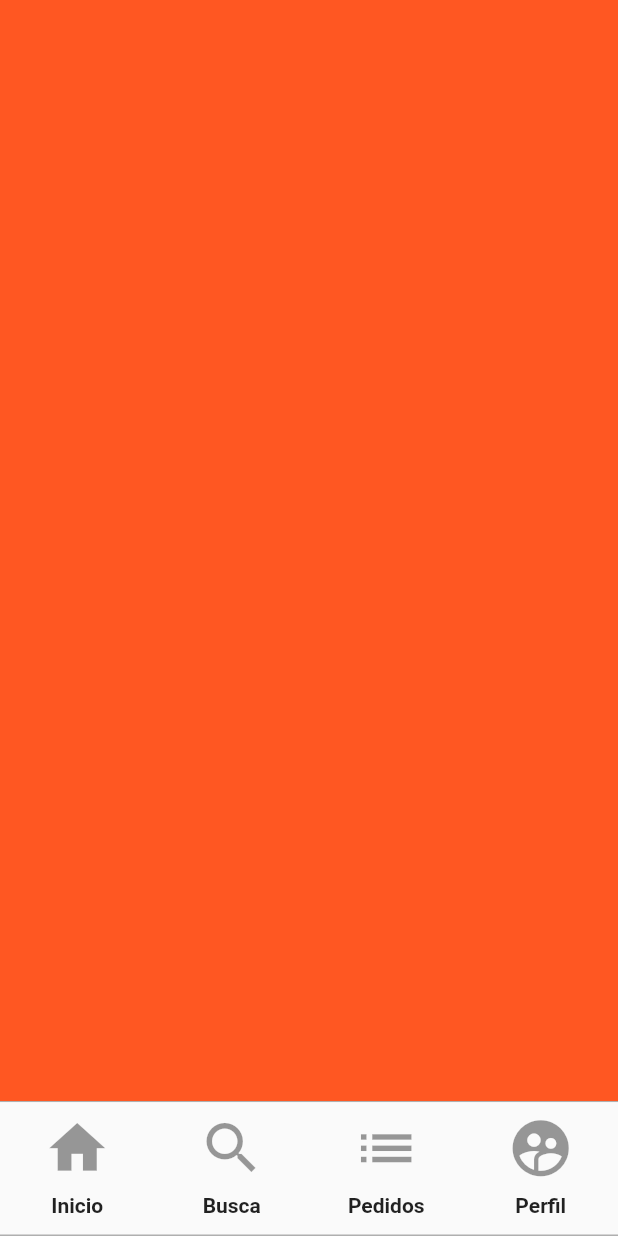
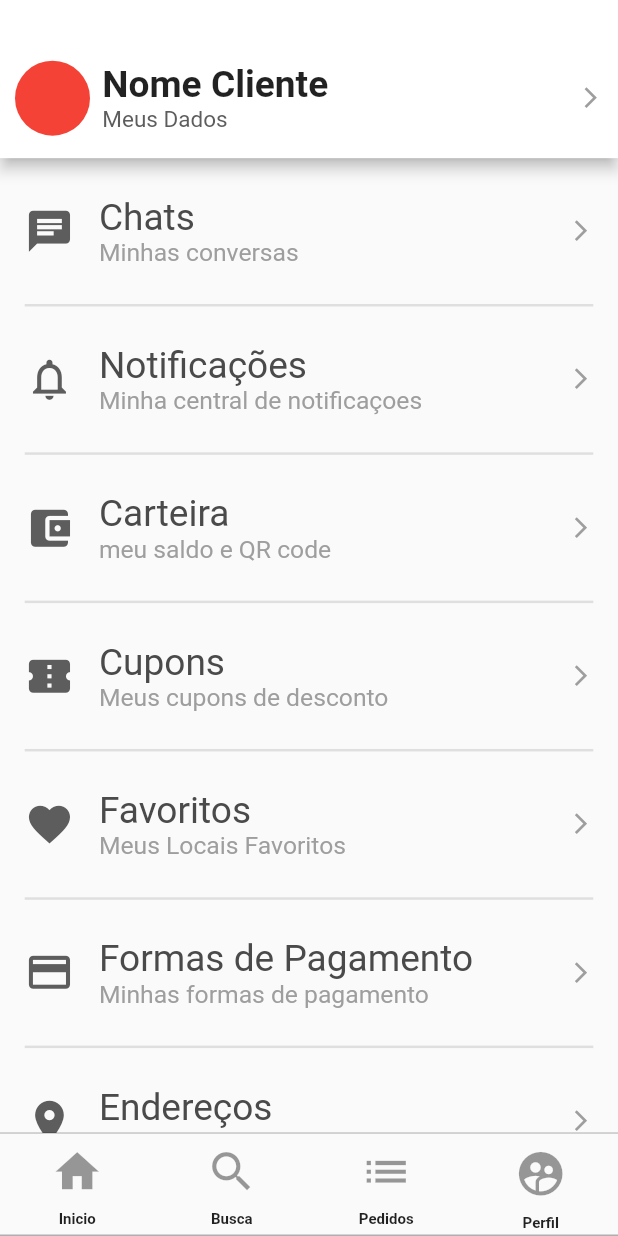
Before and after one commit to fdaniel13/ifood_Appclone, a Flutter app: the screen it shows after launch, item 4 of the bottom bar chosen, on a phone screen of 412 x 824 dp. Run offline on Flutter 3.47's test engine with Material 2 defaults, Android fonts, the phone set to English and light mode, and no system bars; our stand-ins replace carousel_slider.

Commit message:
perfil page feita

```diff
--- a/lib/views/Home.dart
+++ b/lib/views/Home.dart
@@ -1,5 +1,7 @@
+import 'package:flutter/cupertino.dart';
 import 'package:flutter/material.dart';
-
+import 'package:carousel_slider/carousel_slider.dart';
+import 'page/Perfil.dart';
 
 class Home extends StatefulWidget {
   @override
@@ -22,37 +24,79 @@ class _HomeState extends State<Home> {
       body:
 
        l=='home'?
-        DefaultTabController(
+           defaultTabControllerCustom()
+                : l=='user' ? Perfil() :defaultTabControllerCustom(),
+      bottomNavigationBar:BottomAppBarCustom(f) ,
+    );
+
+
+
+
+
+
+  }
+}
+
+
+Widget defaultTabControllerCustom(){
+
+  return DefaultTabController(
       length: 2,
       child:Scaffold(
 
         appBar: AppBar(
-              leading: Center(child: Text( 'teste')),
+          leadingWidth: 150,
+
+          backgroundColor: Colors.white,
+          leading: Center(child: Text( 'Conj.Boa Vista Qu.10,78',
+          style: TextStyle(
+            color: Color(0xff5D5D5D),
+            fontWeight: FontWeight.bold,
+            fontSize: 10.96
+          ),
+          )),
           actions: [
             IconButton(
+
                 iconSize: 30,
-                    icon: Icon(Icons.qr_code),
+                icon: Icon(Icons.qr_code,
+                  color: Colors.red,
+                ),
                 onPressed: null)
 
           ],
           toolbarHeight: 90,
           bottom:TabBar(
+            indicatorColor: Colors.red,
             labelPadding: EdgeInsets.zero,
             labelStyle: TextStyle(
               fontSize: 18,
               fontWeight: FontWeight.w400,
+
             ),
             tabs: [
               Align(
                 alignment: Alignment.centerLeft,
                 child:  Tab(
-                      text:'Restaurantes',
+
+                  child: Text(
+                      'Restaurantes',
+                    style: TextStyle(
+                      color: Color(0xff5D5D5D),
+                    ),
+                  ),
                 ),
               ),
               Align(
                 alignment: Alignment.centerLeft,
                 child: Tab(
-                        text:'Mercados'
+
+                  child: Text(
+                    'Mercados',
+                    style: TextStyle(
+                      color: Color(0xff5D5D5D),
+                    ),
+                  ),
                 ),
               )
 
@@ -60,12 +104,28 @@ class _HomeState extends State<Home> {
           ),
         ),
         body: TabBarView(
+          children: [
+
+            Container(
+
+                child: Column(
 
                   children: [
-                Container(
-                  color: Colors.blue,
+                    SizedBox(
+                      height: 60,
+                      width: double.infinity,
+                      child: listCustom(),
+                    ),
+                    SizedBox(
+                      height: 150,
 
-                ),
+                      child: //sliderCustom()
+                        listCustomSec(),
+
+                    )
+                  ],
+                )),
+
 
             Container(
               color: Colors.greenAccent,
@@ -76,78 +136,17 @@ class _HomeState extends State<Home> {
 
       )
 
-      ) : l=='user'? Busca():DefaultTabController(
-           length: 2,
-           child:Scaffold(
+  );
+}
 
-             appBar: AppBar(
-               leading: Center(child: Text( 'teste')),
-               actions: [
-                 IconButton(
-                     iconSize: 30,
-                     icon: Icon(Icons.qr_code),
-                     onPressed: null)
-
-               ],
-               toolbarHeight: 90,
-               bottom:TabBar(
-                 labelPadding: EdgeInsets.zero,
-                 labelStyle: TextStyle(
-                   fontSize: 18,
-                   fontWeight: FontWeight.w400,
-                 ),
-                 tabs: [
-                   Align(
-                     alignment: Alignment.centerLeft,
-                     child:  Tab(
-                       text:'Restaurantes',
-                     ),
-                   ),
-                   Align(
-                     alignment: Alignment.centerLeft,
-                     child: Tab(
-                         text:'Mercados'
-                     ),
-                   )
-
-                 ],
-               ),
-             ),
-             body: TabBarView(
-
-               children: [
-                 Container(
-                   color: Colors.blue,
-
-                 ),
-
-                 Container(
-                   color: Colors.greenAccent,
-                 )
-               ],
-             ),
-
-
-           )
-
-       ),
-      bottomNavigationBar:BottomAppBarCustom(f) ,
-    );
-
-
-
-
-
-
-
-  }
-}
 
 Widget BottomAppBarCustom(var l){
 
+  double _iconT=35;
+  double _textT=10;
   return
       Container(
-      height: 90,
+      height: 69,
       decoration: BoxDecoration(
           border:Border(
             top: BorderSide(
@@ -162,13 +161,12 @@ Widget BottomAppBarCustom(var l){
       ),
       child: Row(
         mainAxisAlignment: MainAxisAlignment.spaceAround,
-        //crossAxisAlignment: CrossAxisAlignment.end,
         children: [
           Column(
             mainAxisAlignment: MainAxisAlignment.start,
             children: [
               IconButton(
-                iconSize: 45,
+                iconSize: _iconT,
                 icon: Icon(Icons.home,
                   color: Color.fromRGBO(1, 1, 1, 0.4),
                 ),
@@ -180,7 +178,8 @@ Widget BottomAppBarCustom(var l){
               ),
               Text('Inicio',
                 style: TextStyle(
-                    fontWeight: FontWeight.bold
+                    fontWeight: FontWeight.bold,
+                  fontSize: _textT
                 ),
               ),
             ],
@@ -190,7 +189,7 @@ Widget BottomAppBarCustom(var l){
             mainAxisAlignment: MainAxisAlignment.start,
             children: [
               IconButton(
-                iconSize: 45,
+                iconSize: _iconT,
                 icon: Icon(
                   Icons.search,
                   color: Color.fromRGBO(1, 1, 1, 0.4),
@@ -203,7 +202,8 @@ Widget BottomAppBarCustom(var l){
               ),
               Text('Busca',
                 style: TextStyle(
-                    fontWeight: FontWeight.bold
+                    fontWeight: FontWeight.bold,
+                    fontSize: _textT
                 ),
               ),
             ],
@@ -212,7 +212,7 @@ Widget BottomAppBarCustom(var l){
             mainAxisAlignment: MainAxisAlignment.start,
             children: [
               IconButton(
-                iconSize: 45,
+                iconSize: _iconT,
                 icon: Icon(
                   Icons.list,
                   color: Color.fromRGBO(1, 1, 1, 0.4),
@@ -225,16 +225,17 @@ Widget BottomAppBarCustom(var l){
               ),
               Text('Pedidos',
                 style: TextStyle(
-                    fontWeight: FontWeight.bold
+                    fontWeight: FontWeight.bold,
+                    fontSize: _textT
                 ),
               ),
             ],
           ),
           Column(
-            mainAxisAlignment: MainAxisAlignment.start,
+            mainAxisAlignment: MainAxisAlignment.spaceAround,
             children: [
               IconButton(
-                iconSize: 45,
+                iconSize: _iconT,
                 icon: Icon(
                   Icons.supervised_user_circle,
                   color: Color.fromRGBO(1, 1, 1, 0.4),
@@ -248,7 +249,8 @@ Widget BottomAppBarCustom(var l){
               ),
               Text('Perfil',
                 style: TextStyle(
-                    fontWeight: FontWeight.bold
+                    fontWeight: FontWeight.bold,
+                    fontSize: _textT
                 ),
               ),
             ],
@@ -269,3 +271,173 @@ class Busca extends StatelessWidget {
     );
   }
 }
+
+Widget listCustom(){
+
+  List<String> item =[
+    'Filtros','Pra retirar','Ordenar','Entrega gratís','Vale-refeição',
+    'Distancia','Entrega Parceira','Super Restaurante'
+  ];
+
+  return ListView.builder(
+      itemCount: item.length,
+      scrollDirection: Axis.horizontal,
+      shrinkWrap: true,
+      itemBuilder: (contextList,index){
+        return Padding(padding: EdgeInsets.all(5),
+          child: Container(
+
+              //width: 120,
+
+
+              decoration: BoxDecoration(
+                //color: Colors.deepPurple,
+                  borderRadius: BorderRadius.circular(50),
+                  border: Border.all(
+                      style: BorderStyle.solid,
+                      color: Color(0xffBABABA)
+                  )
+
+              ),
+              child: GestureDetector(
+                  child:Center(
+                    child: Padding(
+                        padding: EdgeInsets.all(10),
+                    child:Row(
+
+                      children: [
+                        Text(
+                          '${item[index]}',
+                          style: TextStyle(
+                            color: Color(0xff5D5D5D),
+                            fontSize: 16,
+                          ),
+                        ),
+                        SizedBox(
+                          width: 20,
+                        )
+                      ],
+                    )
+                    )
+                  )
+              )
+          ),
+        );
+      }
+
+  );
+}
+
+Widget listCustomSec(){
+
+
+  List<String> item =[
+    'Mercado','Vale-refeição',
+    'Lanches','Entrega Parceira','Super Restaurante'
+  ];
+
+  return ListView.builder(
+      itemCount: item.length,
+      scrollDirection: Axis.horizontal,
+      shrinkWrap: true,
+      itemBuilder: (contextList,index){
+        return Padding(padding: EdgeInsets.all(5),
+          child: GestureDetector(
+            child:Column(
+
+              children: [
+                Container(
+                width: 100,
+                height: 50,
+              ),
+                Container(
+                width: 100,
+                height: 50,
+
+                decoration: BoxDecoration(
+                  color: (index%2==0 ||index==0)?Color(0xff9FC973):Colors.purple,
+                  borderRadius: BorderRadius.circular(10),
+                ),
+              ),
+                Text(
+                  '${item[index]}',
+                  style: TextStyle(
+                    color: Color(0xff5D5D5D),
+                    fontSize: 12,
+                  ),
+                ),
+              ]
+          ),
+         )
+        );
+      }
+
+  );
+}
+
+Widget sliderCustom(){
+
+
+  List<String> item =[
+    'Mercado','Vale-refeição',
+    'Lanches','Entrega Parceira','Super Restaurante'
+  ];
+
+  List<Widget> items=[
+    Text('109')
+  ];
+
+  CarouselSlider(
+      items: items,
+      options: CarouselOptions(
+        height: 400,
+        aspectRatio: 16/9,
+        viewportFraction: 0.8,
+        initialPage: 0,
+        enableInfiniteScroll: true,
+        reverse: false,
+        autoPlay: true,
+        autoPlayInterval: Duration(seconds: 3),
+        autoPlayAnimationDuration: Duration(milliseconds: 800),
+        autoPlayCurve: Curves.fastOutSlowIn,
+        enlargeCenterPage: true,
+        scrollDirection: Axis.horizontal,
+      )
+  );
+  return CarouselSlider.builder(
+      itemCount: item.length,
+      itemBuilder: (contextList, index){
+    return Padding(padding: EdgeInsets.all(5),
+        child: GestureDetector(
+          child: Column(
+
+              children: [
+                Container(
+                  width: 100,
+                  height: 50,
+                ),
+                Container(
+                  width: 100,
+                  height: 50,
+
+                  decoration: BoxDecoration(
+                    color: (index % 2 == 0 || index == 0)
+                        ? Color(0xff9FC973)
+                        : Colors.purple,
+                    borderRadius: BorderRadius.circular(10),
+                  ),
+                ),
+                Text(
+                  '${item[index]}',
+                  style: TextStyle(
+                    color: Color(0xff5D5D5D),
+                    fontSize: 12,
+                  ),
+                ),
+              ]
+          ),
+        )
+    );
+      }
+  );
+}
--- /dev/null
+++ b/lib/views/page/Perfil.dart
@@ -0,0 +1,173 @@
+import 'package:flutter/material.dart';
+
+
+class Perfil extends StatefulWidget {
+  @override
+  _PerfilState createState() => _PerfilState();
+}
+
+class _PerfilState extends State<Perfil> {
+
+
+  List<List> infoP =[
+      [Icons.chat,'Chats','Minhas conversas'],
+      [Icons.notifications_none,'Notificações','Minha central de notificaçoes'],
+      [Icons.account_balance_wallet,'Carteira','meu saldo e QR code'],
+      [Icons.confirmation_number,'Cupons','Meus cupons de desconto'],
+      [Icons.favorite,'Favoritos','Meus Locais Favoritos'],
+      [Icons.payment,'Formas de Pagamento','Minhas formas de pagamento'],
+      [ Icons.place, 'Endereços','Meus Endereços de entrega'],
+      [Icons.loyalty,'Doações','Minhas doações'],
+      [Icons.help,'Ajuda',''],
+      [Icons.settings,'Configurações',''],
+      [Icons.security,'Segurança',''],
+      [Icons.qr_code_rounded,'Usar no Carro',''],
+      [Icons.store,'Sugerir Restaurantes','']
+  ];
+
+
+  @override
+  Widget build(BuildContext context) {
+    double mediaH = MediaQuery.of(context).size.height;
+    double mediaW =MediaQuery.of(context).size.width;
+    return Scaffold(
+
+      appBar: AppBar(
+        backgroundColor: Colors.white,
+        bottom: PreferredSize(
+          preferredSize:Size.fromHeight(mediaH*0.06) ,
+          child: Container(
+
+            child: GestureDetector(
+
+              child: Padding(
+                padding: EdgeInsets.only(left: 10,right: 10,bottom: 15),
+                child: Row(
+                  mainAxisAlignment: MainAxisAlignment.spaceBetween,
+                  children: [
+                    Row(
+                      mainAxisAlignment: MainAxisAlignment.start,
+                      children: [
+                        Container(
+                          width: 50,
+                          height: 50,
+                          decoration: BoxDecoration(
+                              borderRadius: BorderRadius.circular(30),
+                              color: Colors.red
+                          ),
+                        ),
+                        Padding(padding: EdgeInsets.only(left: mediaW*0.02),
+                        child:Column(
+                          crossAxisAlignment: CrossAxisAlignment.start,
+                          children: [
+
+                            Text(
+                              'Nome Cliente',
+                              style: TextStyle(
+                                  fontWeight: FontWeight.bold,
+
+                                  fontSize: mediaW*0.06
+                              ),
+                            ),
+                            Text(
+                              'Meus Dados',
+                              style: TextStyle(
+                                  fontSize: 15,
+                                color:  Color(0xff5D5D5D)
+                              ),
+                            )
+                          ],
+                        ) ,
+                        )
+
+                      ],
+                    ),
+                    Icon(Icons.arrow_forward_ios,
+                    size: mediaH*0.02,
+                    color:Color(0xff9E9E9E) ,)
+                  ],
+                ),
+              ),
+            ),
+          ),
+
+        ),
+
+      ),
+      body: Container(
+
+        child: ListView.builder(
+            itemCount: infoP.length,
+            itemBuilder: (contextList,index){
+              return Padding(
+                padding: EdgeInsets.only(
+                    right:mediaH*0.02,
+                    left:mediaH*0.02,
+                ),
+                child: Container(
+                  height: mediaH*0.12,
+                  margin: EdgeInsets.only(top: index==8? mediaH*0.07:0),
+                  decoration: BoxDecoration(
+                    border: Border(
+                      bottom: BorderSide(
+                          color: Color(0xffDFDFDF),
+                        width: mediaH*0.002
+                      )
+                    )
+                  ),
+                  child: Center(
+                    child: Row(
+                      mainAxisAlignment: MainAxisAlignment.spaceBetween,
+                      children: [
+                        Row(
+                          mainAxisAlignment: MainAxisAlignment.start,
+                          crossAxisAlignment:  CrossAxisAlignment.center,
+                          children: [
+                            Icon(
+                              infoP[index][0],
+                              size: mediaH*0.04,
+                                color: Color(0xff5D5D5D)
+                            ),
+                            Padding(
+                              padding:  EdgeInsets.only(left: mediaW*0.04,
+                              ),
+                              child: Column(
+                                mainAxisAlignment: MainAxisAlignment.center,
+                                crossAxisAlignment: CrossAxisAlignment.start,
+                                children: [
+
+                                  Text(
+                                    infoP[index][1],
+                                    style: TextStyle(
+                                        fontSize: mediaH*0.03,
+                                      color: Color(0xff4A4A4A)
+                                    ),
+                                  ),
+                                  index <=7 ? Text(
+                                    infoP[index][2],
+                                    style: TextStyle(
+                                        fontSize: mediaH*0.02,
+                                        color: Color(0xff9E9E9E)
+                                    ),
+                                  ):Container()
+                                ],
+                              ),
+                            ),
+
+                          ],
+                        ),
+                        Icon(Icons.arrow_forward_ios,
+                          size: mediaH*0.02,
+                          color:Color(0xff9E9E9E) ,)
+                      ],
+                    ),
+                  ),
+                ),
+              );
+            }
+
+        ),
+      ),
+    );
+  }
+}
--- a/pubspec.yaml
+++ b/pubspec.yaml
@@ -28,6 +28,7 @@ dependencies:
   # The following adds the Cupertino Icons font to your application.
   # Use with the CupertinoIcons class for iOS style icons.
   cupertino_icons: ^1.0.0
+  carousel_slider: ^2.3.1
 
 dev_dependencies:
   flutter_test:
```
Also changed, not shown: pubspec.lock. Lines whose indentation alone changed are shown as unchanged.
